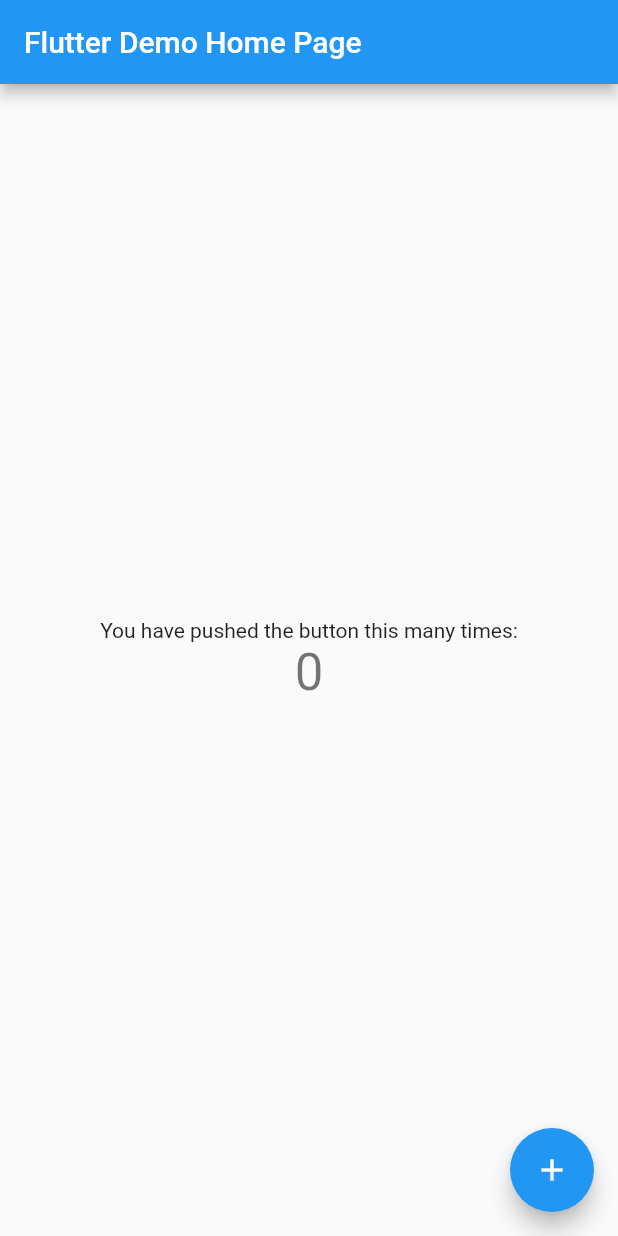
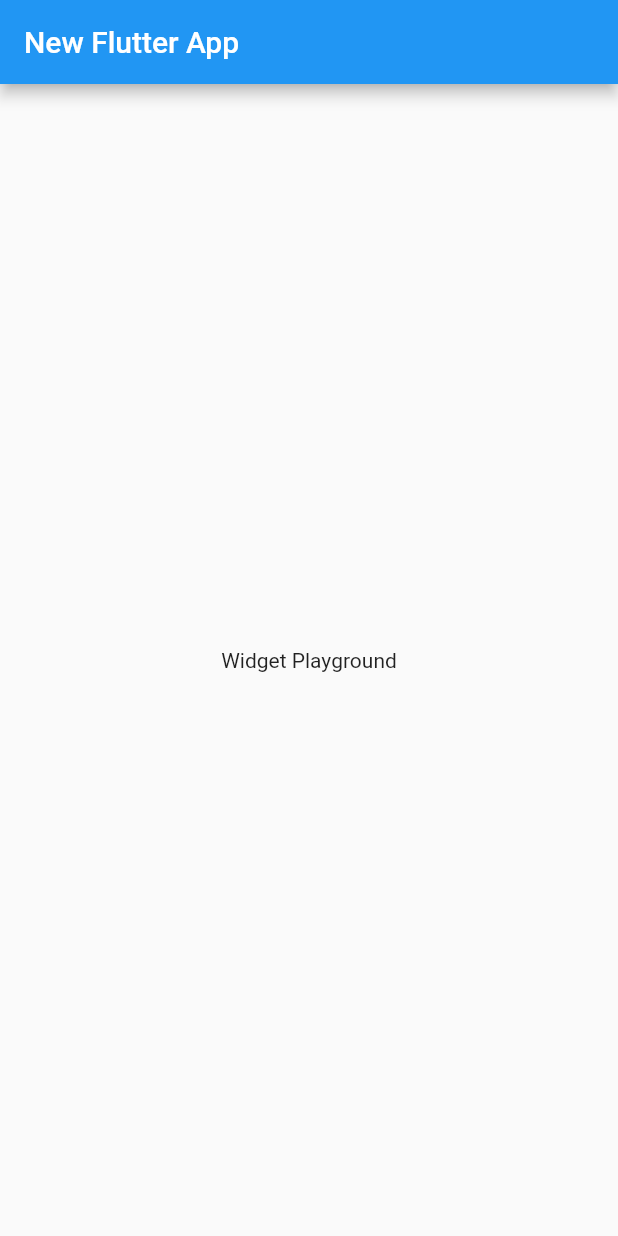
Before and after one commit to omecool107/First_app, a Flutter app: the screen it shows after launch, on a phone screen of 412 x 824 dp. Run offline on Flutter 3.47's test engine with Material 2 defaults, Android fonts, the phone set to English and light mode, and no system bars.

Commit message:
New Start

```diff
--- a/lib/main.dart
+++ b/lib/main.dart
@@ -1,113 +1,28 @@
 import 'package:flutter/material.dart';
 
-void main() {
-  runApp(MyApp());
-}
+void main() => runApp(MyApp());
+
 
 class MyApp extends StatelessWidget {
-  // This widget is the root of your application.
   @override
   Widget build(BuildContext context) {
     return MaterialApp(
-      title: 'Flutter Demo',
-      theme: ThemeData(
-        // This is the theme of your application.
-        //
-        // Try running your application with "flutter run". You'll see the
-        // application has a blue toolbar. Then, without quitting the app, try
-        // changing the primarySwatch below to Colors.green and then invoke
-        // "hot reload" (press "r" in the console where you ran "flutter run",
-        // or simply save your changes to "hot reload" in a Flutter IDE).
-        // Notice that the counter didn't reset back to zero; the application
-        // is not restarted.
-        primarySwatch: Colors.blue,
-      ),
-      home: MyHomePage(title: 'Flutter Demo Home Page'),
+      title: 'Flutter',
+      home: MyHomePage(),
     );
   }
 }
 
-class MyHomePage extends StatefulWidget {
-  MyHomePage({Key key, this.title}) : super(key: key);
-
-  // This widget is the home page of your application. It is stateful, meaning
-  // that it has a State object (defined below) that contains fields that affect
-  // how it looks.
-
-  // This class is the configuration for the state. It holds the values (in this
-  // case the title) provided by the parent (in this case the App widget) and
-  // used by the build method of the State. Fields in a Widget subclass are
-  // always marked "final".
-
-  final String title;
-
-  @override
-  _MyHomePageState createState() => _MyHomePageState();
-}
-
-class _MyHomePageState extends State<MyHomePage> {
-  int _counter = 0;
-
-  void _incrementCounter() {
-    setState(() {
-      // This call to setState tells the Flutter framework that something has
-      // changed in this State, which causes it to rerun the build method below
-      // so that the display can reflect the updated values. If we changed
-      // _counter without calling setState(), then the build method would not be
-      // called again, and so nothing would appear to happen.
-      _counter = _counter + 2;
-    });
-  }
-
+class MyHomePage extends StatelessWidget {
   @override
   Widget build(BuildContext context) {
-    // This method is rerun every time setState is called, for instance as done
-    // by the _incrementCounter method above.
-    //
-    // The Flutter framework has been optimized to make rerunning build methods
-    // fast, so that you can just rebuild anything that needs updating rather
-    // than having to individually change instances of widgets.
     return Scaffold(
       appBar: AppBar(
-        // Here we take the value from the MyHomePage object that was created by
-        // the App.build method, and use it to set our appbar title.
-        title: Text(widget.title),
+        title: Text('New Flutter App'),
       ),
       body: Center(
-        // Center is a layout widget. It takes a single child and positions it
-        // in the middle of the parent.
-        child: Column(
-          // Column is also a layout widget. It takes a list of children and
-          // arranges them vertically. By default, it sizes itself to fit its
-          // children horizontally, and tries to be as tall as its parent.
-          //
-          // Invoke "debug painting" (press "p" in the console, choose the
-          // "Toggle Debug Paint" action from the Flutter Inspector in Android
-          // Studio, or the "Toggle Debug Paint" command in Visual Studio Code)
-          // to see the wireframe for each widget.
-          //
-          // Column has various properties to control how it sizes itself and
-          // how it positions its children. Here we use mainAxisAlignment to
-          // center the children vertically; the main axis here is the vertical
-          // axis because Columns are vertical (the cross axis would be
-          // horizontal).
-          mainAxisAlignment: MainAxisAlignment.center,
-          children: <Widget>[
-            Text(
-              'You have pushed the button this many times:',
-            ),
-            Text(
-              '$_counter',
-              style: Theme.of(context).textTheme.headline4,
-            ),
-          ],
-        ),
+        child: Text('Widget Playground'),
       ),
-      floatingActionButton: FloatingActionButton(
-        onPressed: _incrementCounter,
-        tooltip: 'Increment',
-        child: Icon(Icons.add),
-      ), // This trailing comma makes auto-formatting nicer for build methods.
     );
   }
 }
```
